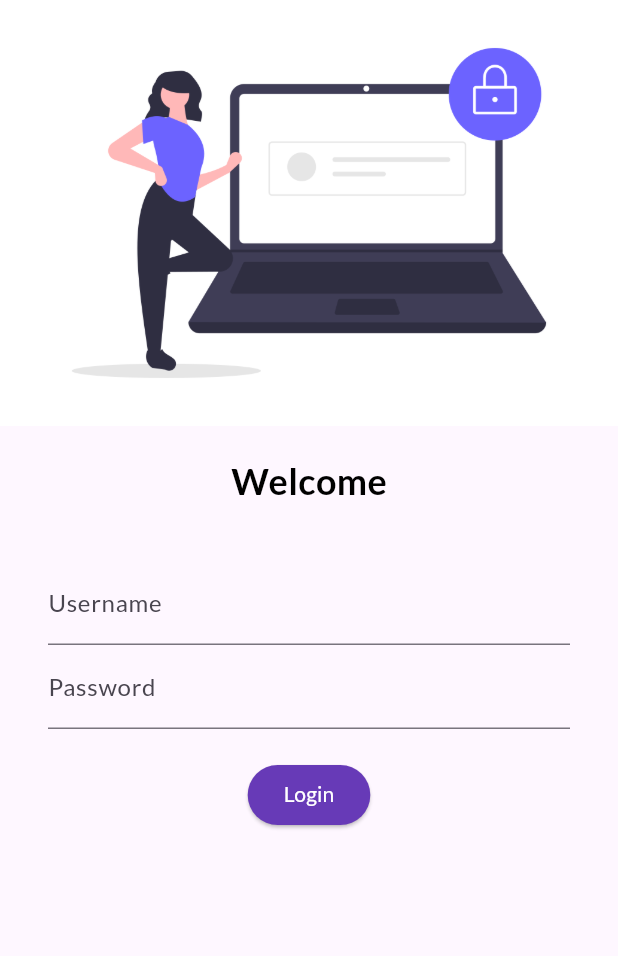
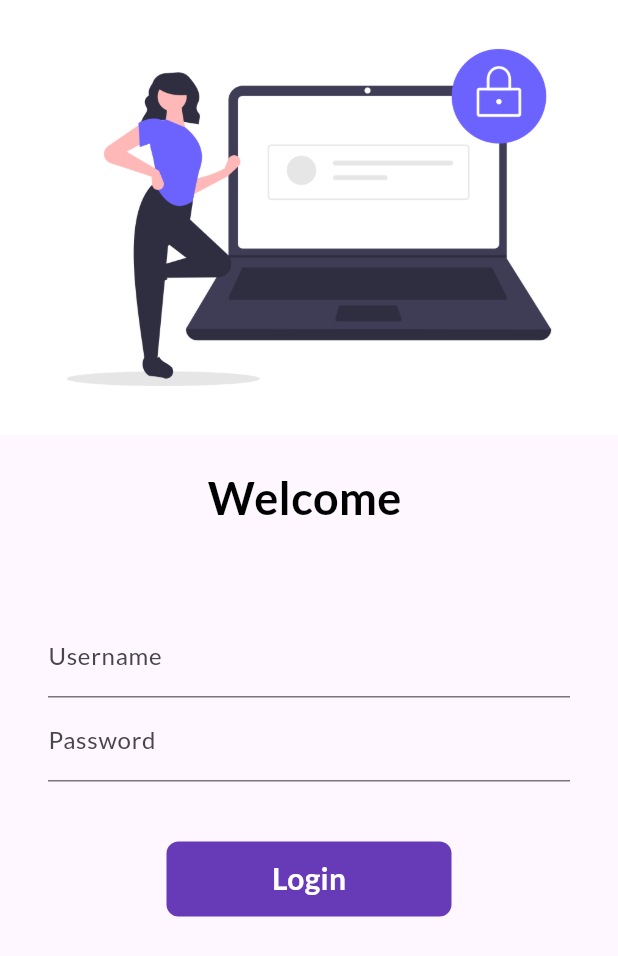
Before and after one commit to ayush18064/30-days-of-flutter, a Flutter app: the screen it shows after launch, on a phone screen of 412 x 824 dp. Shown: the top 956 px of the screen. Run offline on Flutter 3.47's test engine with Material 3 defaults, Android fonts, the phone set to English and light mode, and no system bars; our stand-ins replace google_fonts.

Commit message:
day 6 completed

```diff
--- a/lib/main.dart
+++ b/lib/main.dart
@@ -2,6 +2,7 @@ import 'package:flutter/material.dart';
 import 'package:play/pages/home_page.dart';
 import 'package:play/pages/login_page.dart';
 import 'package:google_fonts/google_fonts.dart';
+import 'package:play/utils/routes.dart';
 
 void main() {
   runApp(MyApp());
@@ -15,11 +16,12 @@ class MyApp extends StatelessWidget {
       theme: ThemeData(
         fontFamily: GoogleFonts.lato().fontFamily,
       ),
+      debugShowCheckedModeBanner: false,
       // initialRoute: "/LoginPage()",
       routes: {
         "/": (context) => const LoginPage(),
-        "/login": (context) => const LoginPage(),
-        "/home": (context) => Homepage(),
+        MyRoutes.loginRoute: (context) => const LoginPage(),
+        MyRoutes.homeRoute: (context) => Homepage(),
       },
     );
   }
--- a/lib/pages/login_page.dart
+++ b/lib/pages/login_page.dart
@@ -1,30 +1,41 @@
 import 'package:flutter/material.dart';
+import 'package:play/utils/routes.dart';
+// import '../utils/routes.dart';
 
-class LoginPage extends StatelessWidget {
+class LoginPage extends StatefulWidget {
   const LoginPage({super.key});
 
   @override
+  State<LoginPage> createState() => _LoginPageState();
+}
+
+class _LoginPageState extends State<LoginPage> {
+  String name = "";
+  bool changeButton = false;
+  @override
   Widget build(BuildContext context) {
     return Material(
+      child: SingleChildScrollView(
         child: Column(
           children: [
             Image.asset(
               "assets/images/login_image.png",
               fit: BoxFit.cover,
+              height: 290,
             ),
             const SizedBox(
               height: 20,
             ),
-          const Text(
-            "Welcome",
-            style: TextStyle(
+            Text(
+              "Welcome $name",
+              style: const TextStyle(
                 color: Colors.black,
-              fontSize: 24,
+                fontSize: 30,
                 fontWeight: FontWeight.bold,
               ),
             ),
             const SizedBox(
-            height: 20,
+              height: 40,
             ),
             Padding(
               padding: const EdgeInsets.symmetric(vertical: 16, horizontal: 32),
@@ -33,6 +44,10 @@ class LoginPage extends StatelessWidget {
                   TextFormField(
                     decoration: const InputDecoration(
                         hintText: "Enter Username", labelText: "Username"),
+                    onChanged: (value) {
+                      name = value;
+                      setState(() {});
+                    },
                   ),
                   TextFormField(
                     obscureText: true,
@@ -40,24 +55,65 @@ class LoginPage extends StatelessWidget {
                         hintText: "Enter Password", labelText: "Password"),
                   ),
                   const SizedBox(
-                  height: 20,
+                    height: 40,
                   ),
-                ElevatedButton(
-                  onPressed: () {
-                    debugPrint("button clicked");
+                  InkWell(
+                    splashColor: Colors.amber,
+                    onTap: () async {
+                      setState(() {
+                        changeButton = true;
+                      });
+                      await Future.delayed(
+                        Duration(seconds: 1),
+                      );
+                      Navigator.pushNamed(context, MyRoutes.homeRoute);
                     },
-                  style: const ButtonStyle(
-                    backgroundColor:
-                        MaterialStatePropertyAll(Colors.deepPurple),
-                    foregroundColor: MaterialStatePropertyAll(Colors.white),
+                    child: AnimatedContainer(
+                      duration: const Duration(seconds: 1),
+                      width: changeButton ? 50 : 190,
+                      height: 50,
+                      alignment: Alignment.center,
+                      child: changeButton
+                          ? Icon(
+                              Icons.done,
+                              color: Colors.white,
+                            )
+                          : const Text(
+                              "Login",
+                              style: TextStyle(
+                                color: Colors.white,
+                                fontWeight: FontWeight.bold,
+                                fontSize: 20,
                               ),
-                  child: const Text("Login"),
                             ),
+                      decoration: BoxDecoration(
+                        // shape:
+                        //     changeButton ? BoxShape.circle : BoxShape.rectangle,
+                        color: Colors.deepPurple,
+                        borderRadius: BorderRadius.all(
+                          Radius.circular(changeButton ? 50 : 8),
+                        ),
+                      ),
+                    ),
+                  ),
+                  // ElevatedButton(
+                  //   onPressed: () {
+                  //     debugPrint("button clicked");
+                  //
+                  //   },
+                  //   style: TextButton.styleFrom(
+                  //     minimumSize: const Size(220, 50),
+                  //     backgroundColor: Colors.deepPurple,
+                  //     foregroundColor: Colors.white,
+                  //   ),
+                  //   child: const Text("Login"),
+                  // ),
                 ],
               ),
             ),
           ],
         ),
+      ),
     );
   }
 }
--- /dev/null
+++ b/lib/utils/routes.dart
@@ -0,0 +1,4 @@
+class MyRoutes {
+  static String loginRoute = "/login";
+  static String homeRoute = "/home";
+}
```
Lines whose indentation alone changed are shown as unchanged.
